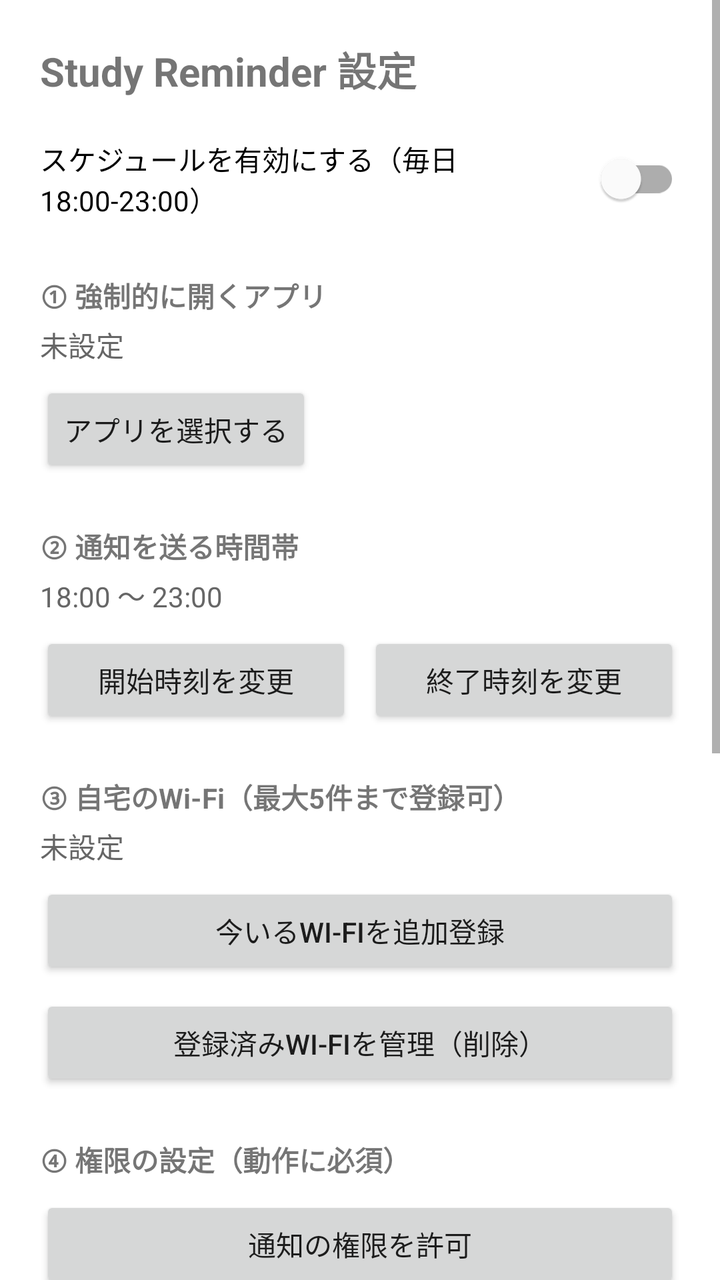
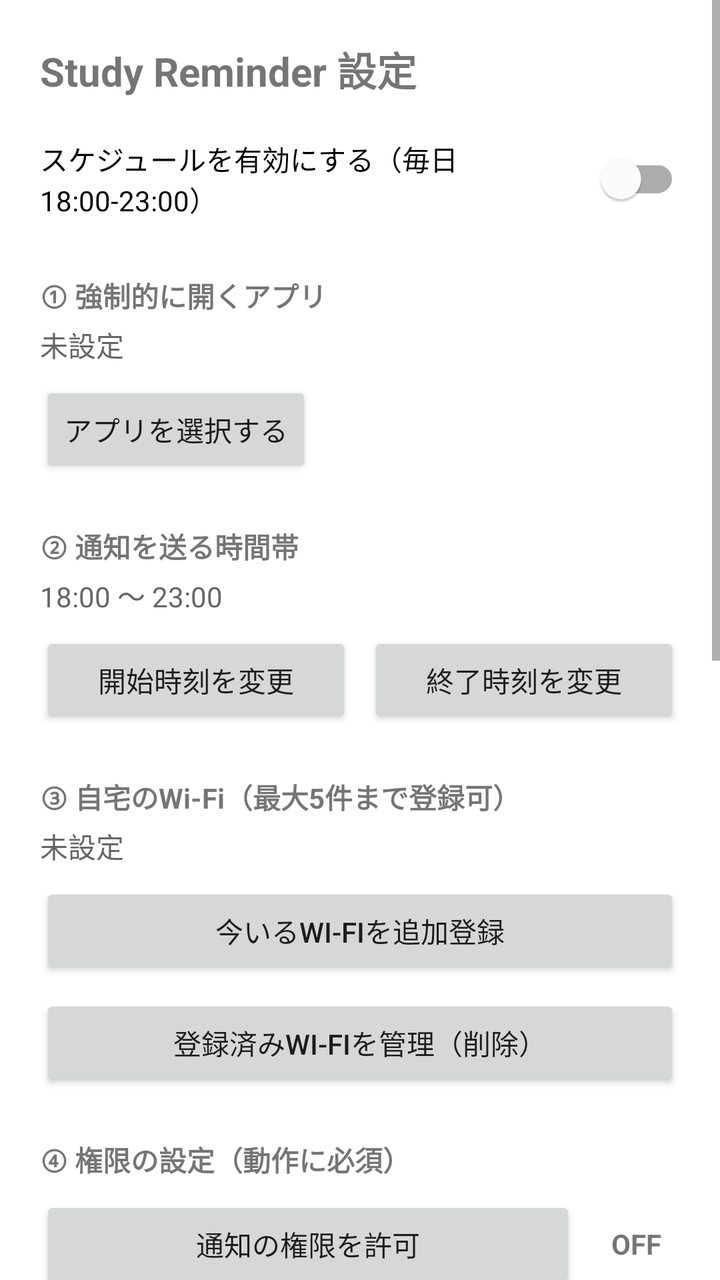

Compare the two renders of this Android layout. The source of the first and the diff that turns it into the second are given below.
<!-- AndroidManifest.xml: application theme Theme.StudyReminder -->
<!-- res/layout/activity_main.xml -->
<?xml version="1.0" encoding="utf-8"?>
<ScrollView xmlns:android="http://schemas.android.com/apk/res/android"
    android:layout_width="match_parent"
    android:layout_height="match_parent">

    <LinearLayout
        android:layout_width="match_parent"
        android:layout_height="wrap_content"
        android:orientation="vertical"
        android:padding="20dp">

        <TextView
            android:layout_width="wrap_content"
            android:layout_height="wrap_content"
            android:text="Study Reminder 設定"
            android:textSize="20sp"
            android:textStyle="bold"
            android:layout_marginBottom="16dp" />

        <com.google.android.material.switchmaterial.SwitchMaterial
            android:id="@+id/switchEnabled"
            android:layout_width="wrap_content"
            android:layout_height="wrap_content"
            android:text="スケジュールを有効にする（毎日18:00-23:00）"
            android:layout_marginBottom="24dp" />

        <TextView
            android:layout_width="wrap_content"
            android:layout_height="wrap_content"
            android:text="① 強制的に開くアプリ"
            android:textStyle="bold"
            android:layout_marginBottom="4dp" />

        <TextView
            android:id="@+id/textTargetApp"
            android:layout_width="match_parent"
            android:layout_height="wrap_content"
            android:text="未設定"
            android:textColor="#666666"
            android:layout_marginBottom="8dp" />

        <Button
            android:id="@+id/buttonPickApp"
            android:layout_width="wrap_content"
            android:layout_height="wrap_content"
            android:text="アプリを選択する"
            android:layout_marginBottom="24dp" />

        <TextView
            android:layout_width="wrap_content"
            android:layout_height="wrap_content"
            android:text="② 通知を送る時間帯"
            android:textStyle="bold"
            android:layout_marginBottom="4dp" />

        <TextView
            android:id="@+id/textWindow"
            android:layout_width="match_parent"
            android:layout_height="wrap_content"
            android:text="18:00 〜 23:00"
            android:textColor="#666666"
            android:layout_marginBottom="8dp" />

        <LinearLayout
            android:layout_width="match_parent"
            android:layout_height="wrap_content"
            android:orientation="horizontal"
            android:layout_marginBottom="24dp">

            <Button
                android:id="@+id/buttonSetStartTime"
                android:layout_width="0dp"
                android:layout_height="wrap_content"
                android:layout_weight="1"
                android:layout_marginEnd="4dp"
                android:text="開始時刻を変更" />

            <Button
                android:id="@+id/buttonSetEndTime"
                android:layout_width="0dp"
                android:layout_height="wrap_content"
                android:layout_weight="1"
                android:layout_marginStart="4dp"
                android:text="終了時刻を変更" />
        </LinearLayout>

        <TextView
            android:layout_width="wrap_content"
            android:layout_height="wrap_content"
            android:text="③ 自宅のWi-Fi（最大5件まで登録可）"
            android:textStyle="bold"
            android:layout_marginBottom="4dp" />

        <TextView
            android:id="@+id/textHomeSsid"
            android:layout_width="match_parent"
            android:layout_height="wrap_content"
            android:text="未設定"
            android:textColor="#666666"
            android:layout_marginBottom="8dp" />

        <Button
            android:id="@+id/buttonRegisterSsid"
            android:layout_width="match_parent"
            android:layout_height="wrap_content"
            android:text="今いるWi-Fiを追加登録"
            android:layout_marginBottom="8dp" />

        <Button
            android:id="@+id/buttonManageSsid"
            android:layout_width="match_parent"
            android:layout_height="wrap_content"
            android:text="登録済みWi-Fiを管理（削除）"
            android:layout_marginBottom="24dp" />

        <TextView
            android:layout_width="wrap_content"
            android:layout_height="wrap_content"
            android:text="④ 権限の設定（動作に必須）"
            android:textStyle="bold"
            android:layout_marginBottom="8dp" />

        <Button
            android:id="@+id/buttonNotifPermission"
            android:layout_width="match_parent"
            android:layout_height="wrap_content"
            android:text="通知の権限を許可"
            android:layout_marginBottom="8dp" />

        <Button
            android:id="@+id/buttonLocationPermission"
            android:layout_width="match_parent"
            android:layout_height="wrap_content"
            android:text="位置情報の権限を許可（Wi-Fi判定に必要）"
            android:layout_marginBottom="8dp" />

        <Button
            android:id="@+id/buttonUsageAccess"
            android:layout_width="match_parent"
            android:layout_height="wrap_content"
            android:text="使用状況へのアクセスを許可"
            android:layout_marginBottom="8dp" />

        <Button
            android:id="@+id/buttonExactAlarm"
            android:layout_width="match_parent"
            android:layout_height="wrap_content"
            android:text="アラームとリマインダーを許可"
            android:layout_marginBottom="8dp" />

        <Button
            android:id="@+id/buttonBatteryOptimization"
            android:layout_width="match_parent"
            android:layout_height="wrap_content"
            android:text="バッテリー最適化の対象から除外"
            android:layout_marginBottom="24dp" />

        <TextView
            android:id="@+id/textStatus"
            android:layout_width="match_parent"
            android:layout_height="wrap_content"
            android:text=""
            android:textColor="#666666"
            android:textSize="12sp"
            android:layout_marginBottom="24dp" />

        <TextView
            android:layout_width="wrap_content"
            android:layout_height="wrap_content"
            android:text="⑤ 動作確認・デバッグ"
            android:textStyle="bold"
            android:layout_marginBottom="8dp" />

        <Button
            android:id="@+id/buttonDebugStatus"
            android:layout_width="match_parent"
            android:layout_height="wrap_content"
            android:text="今の状態を確認する"
            android:layout_marginBottom="8dp" />

        <Button
            android:id="@+id/buttonTestNotification"
            android:layout_width="match_parent"
            android:layout_height="wrap_content"
            android:text="テスト通知を今すぐ送る（条件を無視）" />

    </LinearLayout>
</ScrollView>
<!-- resources referenced by this layout -->
<resources>
  <style name="Theme.StudyReminder" parent="Theme.MaterialComponents.DayNight.NoActionBar" />
</resources>

<!-- the commit's change to res/layout/activity_main.xml (unified diff, before → after) -->
@@ -120,49 +120,137 @@
             android:textStyle="bold"
             android:layout_marginBottom="8dp" />
 
-        <Button
-            android:id="@+id/buttonNotifPermission"
-            android:layout_width="match_parent"
-            android:layout_height="wrap_content"
-            android:text="通知の権限を許可"
-            android:layout_marginBottom="8dp" />
-
-        <Button
-            android:id="@+id/buttonLocationPermission"
-            android:layout_width="match_parent"
-            android:layout_height="wrap_content"
-            android:text="位置情報の権限を許可（Wi-Fi判定に必要）"
-            android:layout_marginBottom="8dp" />
-
-        <Button
-            android:id="@+id/buttonUsageAccess"
-            android:layout_width="match_parent"
-            android:layout_height="wrap_content"
-            android:text="使用状況へのアクセスを許可"
-            android:layout_marginBottom="8dp" />
-
-        <Button
-            android:id="@+id/buttonExactAlarm"
-            android:layout_width="match_parent"
-            android:layout_height="wrap_content"
-            android:text="アラームとリマインダーを許可"
-            android:layout_marginBottom="8dp" />
-
-        <Button
-            android:id="@+id/buttonBatteryOptimization"
-            android:layout_width="match_parent"
-            android:layout_height="wrap_content"
-            android:text="バッテリー最適化の対象から除外"
-            android:layout_marginBottom="24dp" />
-
-        <TextView
-            android:id="@+id/textStatus"
-            android:layout_width="match_parent"
-            android:layout_height="wrap_content"
-            android:text=""
-            android:textColor="#666666"
-            android:textSize="12sp"
-            android:layout_marginBottom="24dp" />
+        <LinearLayout
+            android:layout_width="match_parent"
+            android:layout_height="wrap_content"
+            android:orientation="horizontal"
+            android:gravity="center_vertical"
+            android:layout_marginBottom="8dp">
+            <Button
+                android:id="@+id/buttonNotifPermission"
+                android:layout_width="0dp"
+                android:layout_height="wrap_content"
+                android:layout_weight="1"
+                android:text="通知の権限を許可" />
+            <TextView
+                android:id="@+id/badgeNotif"
+                android:layout_width="44dp"
+                android:layout_height="wrap_content"
+                android:layout_marginStart="8dp"
+                android:gravity="center"
+                android:textStyle="bold"
+                android:text="OFF" />
+        </LinearLayout>
+
+        <LinearLayout
+            android:layout_width="match_parent"
+            android:layout_height="wrap_content"
+            android:orientation="horizontal"
+            android:gravity="center_vertical"
+            android:layout_marginBottom="8dp">
+            <Button
+                android:id="@+id/buttonLocationPermission"
+                android:layout_width="0dp"
+                android:layout_height="wrap_content"
+                android:layout_weight="1"
+                android:text="位置情報の権限を許可（Wi-Fi判定に必要）" />
+            <TextView
+                android:id="@+id/badgeLocation"
+                android:layout_width="44dp"
+                android:layout_height="wrap_content"
+                android:layout_marginStart="8dp"
+                android:gravity="center"
+                android:textStyle="bold"
+                android:text="OFF" />
+        </LinearLayout>
+
+        <LinearLayout
+            android:layout_width="match_parent"
+            android:layout_height="wrap_content"
+            android:orientation="horizontal"
+            android:gravity="center_vertical"
+            android:layout_marginBottom="8dp">
+            <Button
+                android:id="@+id/buttonUsageAccess"
+                android:layout_width="0dp"
+                android:layout_height="wrap_content"
+                android:layout_weight="1"
+                android:text="使用状況へのアクセスを許可" />
+            <TextView
+                android:id="@+id/badgeUsage"
+                android:layout_width="44dp"
+                android:layout_height="wrap_content"
+                android:layout_marginStart="8dp"
+                android:gravity="center"
+                android:textStyle="bold"
+                android:text="OFF" />
+        </LinearLayout>
+
+        <LinearLayout
+            android:layout_width="match_parent"
+            android:layout_height="wrap_content"
+            android:orientation="horizontal"
+            android:gravity="center_vertical"
+            android:layout_marginBottom="8dp">
+            <Button
+                android:id="@+id/buttonExactAlarm"
+                android:layout_width="0dp"
+                android:layout_height="wrap_content"
+                android:layout_weight="1"
+                android:text="アラームとリマインダーを許可" />
+            <TextView
+                android:id="@+id/badgeAlarm"
+                android:layout_width="44dp"
+                android:layout_height="wrap_content"
+                android:layout_marginStart="8dp"
+                android:gravity="center"
+                android:textStyle="bold"
+                android:text="OFF" />
+        </LinearLayout>
+
+        <LinearLayout
+            android:layout_width="match_parent"
+            android:layout_height="wrap_content"
+            android:orientation="horizontal"
+            android:gravity="center_vertical"
+            android:layout_marginBottom="8dp">
+            <Button
+                android:id="@+id/buttonBatteryOptimization"
+                android:layout_width="0dp"
+                android:layout_height="wrap_content"
+                android:layout_weight="1"
+                android:text="バッテリー最適化の対象から除外" />
+            <TextView
+                android:id="@+id/badgeBattery"
+                android:layout_width="44dp"
+                android:layout_height="wrap_content"
+                android:layout_marginStart="8dp"
+                android:gravity="center"
+                android:textStyle="bold"
+                android:text="OFF" />
+        </LinearLayout>
+
+        <LinearLayout
+            android:layout_width="match_parent"
+            android:layout_height="wrap_content"
+            android:orientation="horizontal"
+            android:gravity="center_vertical"
+            android:layout_marginBottom="24dp">
+            <Button
+                android:id="@+id/buttonOverlayPermission"
+                android:layout_width="0dp"
+                android:layout_height="wrap_content"
+                android:layout_weight="1"
+                android:text="他のアプリの上に重ねて表示を許可（CAUTION演出に必須）" />
+            <TextView
+                android:id="@+id/badgeOverlay"
+                android:layout_width="44dp"
+                android:layout_height="wrap_content"
+                android:layout_marginStart="8dp"
+                android:gravity="center"
+                android:textStyle="bold"
+                android:text="OFF" />
+        </LinearLayout>
 
         <TextView
             android:layout_width="wrap_content"
@@ -182,7 +270,21 @@
             android:id="@+id/buttonTestNotification"
             android:layout_width="match_parent"
             android:layout_height="wrap_content"
-            android:text="テスト通知を今すぐ送る（条件を無視）" />
+            android:text="テスト通知を今すぐ送る（条件を無視）"
+            android:layout_marginBottom="8dp" />
+
+        <Button
+            android:id="@+id/buttonTestCaution"
+            android:layout_width="match_parent"
+            android:layout_height="wrap_content"
+            android:text="CAUTION演出をテスト"
+            android:layout_marginBottom="8dp" />
+
+        <Button
+            android:id="@+id/buttonTestGetDown"
+            android:layout_width="match_parent"
+            android:layout_height="wrap_content"
+            android:text="GET DOWN TO演出をテスト" />
 
     </LinearLayout>
 </ScrollView>
